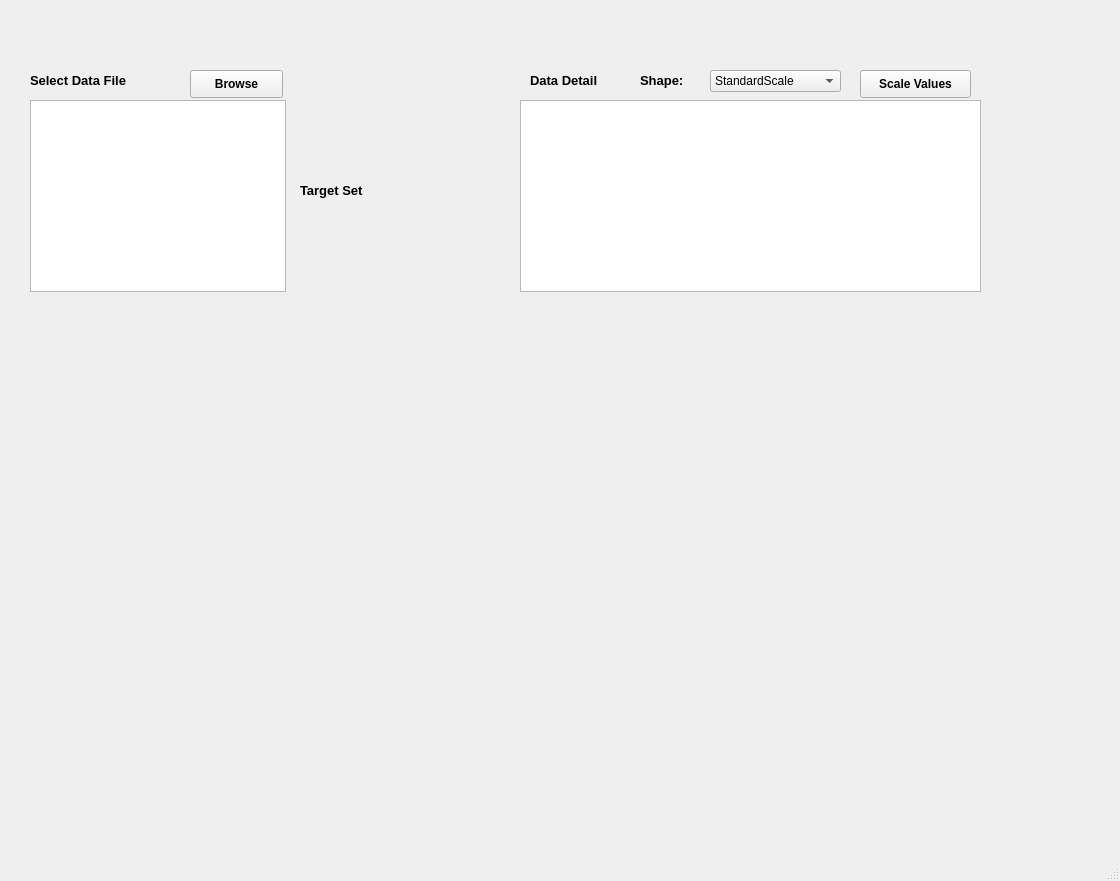
First picture: the form in ui_Files/mainwindow.ui, repository PROMISEJIN/ml_gui, before the edit.
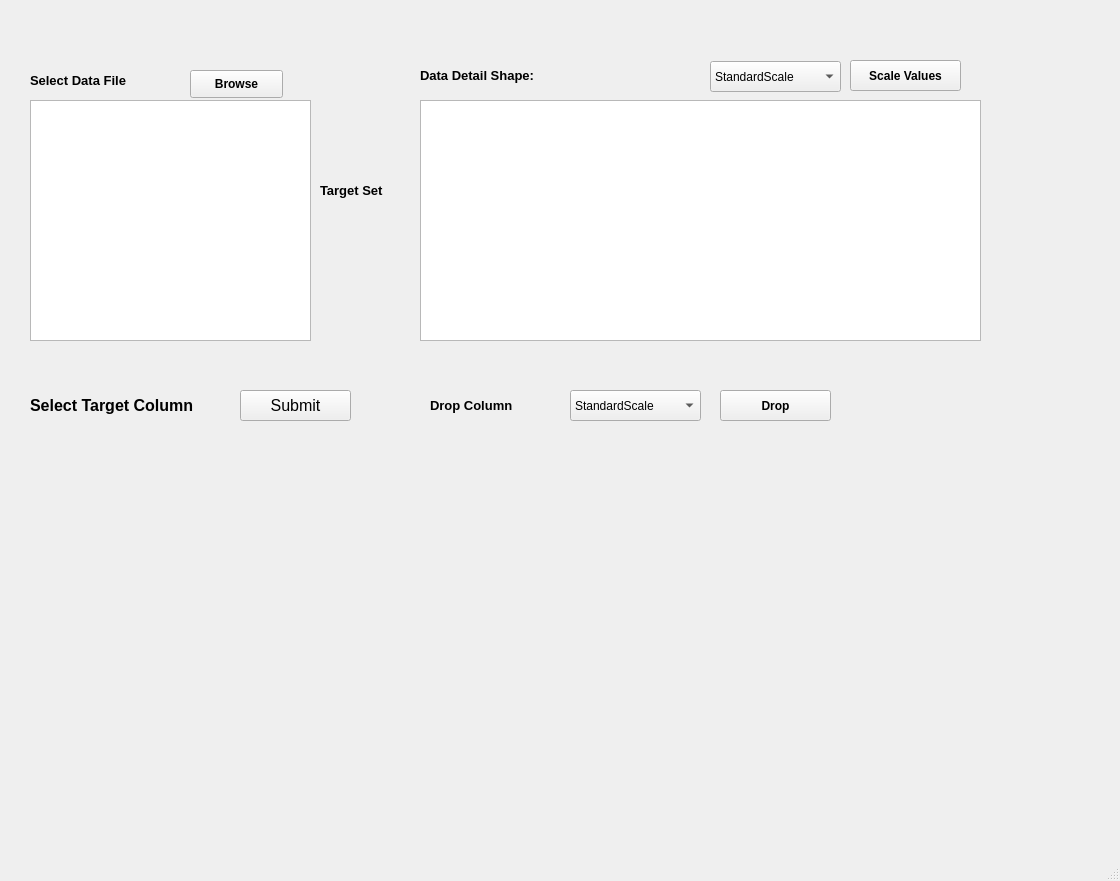
Second picture: the form after the edit.

```diff
--- a/ui_Files/mainwindow.ui
+++ b/ui_Files/mainwindow.ui
@@ -10,6 +10,11 @@
     <height>881</height>
    </rect>
   </property>
+  <property name="font">
+   <font>
+    <family>Arial</family>
+   </font>
+  </property>
   <property name="windowTitle">
    <string>MainWindow</string>
   </property>
@@ -58,42 +63,44 @@
      <rect>
       <x>30</x>
       <y>100</y>
-      <width>256</width>
-      <height>192</height>
+      <width>281</width>
+      <height>241</height>
      </rect>
     </property>
    </widget>
    <widget class="QLabel" name="Shape">
     <property name="geometry">
      <rect>
-      <x>640</x>
-      <y>60</y>
-      <width>141</width>
-      <height>41</height>
+      <x>580</x>
+      <y>50</y>
+      <width>111</width>
+      <height>51</height>
      </rect>
     </property>
     <property name="font">
      <font>
+      <family>Arial</family>
       <pointsize>10</pointsize>
       <weight>75</weight>
       <bold>true</bold>
      </font>
     </property>
     <property name="text">
-     <string>Shape:</string>
+     <string/>
     </property>
    </widget>
    <widget class="QPushButton" name="Scale_btn">
     <property name="geometry">
      <rect>
-      <x>860</x>
-      <y>70</y>
+      <x>850</x>
+      <y>60</y>
       <width>111</width>
-      <height>28</height>
+      <height>31</height>
      </rect>
     </property>
     <property name="font">
      <font>
+      <family>Arial</family>
       <weight>75</weight>
       <bold>true</bold>
      </font>
@@ -105,14 +112,15 @@
    <widget class="QLabel" name="label_2">
     <property name="geometry">
      <rect>
-      <x>300</x>
+      <x>320</x>
       <y>170</y>
-      <width>141</width>
+      <width>111</width>
       <height>41</height>
      </rect>
     </property>
     <property name="font">
      <font>
+      <family>Arial</family>
       <pointsize>10</pointsize>
       <weight>75</weight>
       <bold>true</bold>
@@ -125,30 +133,31 @@
    <widget class="QLabel" name="label_3">
     <property name="geometry">
      <rect>
-      <x>530</x>
-      <y>60</y>
-      <width>141</width>
-      <height>41</height>
+      <x>420</x>
+      <y>50</y>
+      <width>161</width>
+      <height>51</height>
      </rect>
     </property>
     <property name="font">
      <font>
+      <family>Arial</family>
       <pointsize>10</pointsize>
       <weight>75</weight>
       <bold>true</bold>
      </font>
     </property>
     <property name="text">
-     <string>Data Detail</string>
+     <string>Data Detail Shape:</string>
     </property>
    </widget>
    <widget class="QComboBox" name="Scaler">
     <property name="geometry">
      <rect>
       <x>710</x>
-      <y>70</y>
+      <y>61</y>
       <width>131</width>
-      <height>22</height>
+      <height>31</height>
      </rect>
     </property>
     <item>
@@ -167,16 +176,143 @@
      </property>
     </item>
    </widget>
-   <widget class="QListWidget" name="Tableview">
+   <widget class="QTableView" name="tableView">
     <property name="geometry">
      <rect>
-      <x>520</x>
+      <x>420</x>
       <y>100</y>
-      <width>461</width>
-      <height>192</height>
+      <width>561</width>
+      <height>241</height>
      </rect>
     </property>
    </widget>
+   <widget class="QLabel" name="label_4">
+    <property name="geometry">
+     <rect>
+      <x>30</x>
+      <y>390</y>
+      <width>211</width>
+      <height>31</height>
+     </rect>
+    </property>
+    <property name="font">
+     <font>
+      <family>Arial</family>
+      <pointsize>12</pointsize>
+      <weight>75</weight>
+      <bold>true</bold>
+     </font>
+    </property>
+    <property name="text">
+     <string>Select Target Column</string>
+    </property>
+   </widget>
+   <widget class="QPushButton" name="Submit">
+    <property name="geometry">
+     <rect>
+      <x>240</x>
+      <y>390</y>
+      <width>111</width>
+      <height>31</height>
+     </rect>
+    </property>
+    <property name="font">
+     <font>
+      <family>Arial</family>
+      <pointsize>12</pointsize>
+     </font>
+    </property>
+    <property name="text">
+     <string>Submit</string>
+    </property>
+   </widget>
+   <widget class="QLabel" name="target_name">
+    <property name="geometry">
+     <rect>
+      <x>320</x>
+      <y>210</y>
+      <width>91</width>
+      <height>41</height>
+     </rect>
+    </property>
+    <property name="font">
+     <font>
+      <family>Arial</family>
+      <pointsize>10</pointsize>
+      <weight>75</weight>
+      <bold>true</bold>
+     </font>
+    </property>
+    <property name="text">
+     <string/>
+    </property>
+   </widget>
+   <widget class="QLabel" name="label_5">
+    <property name="geometry">
+     <rect>
+      <x>430</x>
+      <y>380</y>
+      <width>111</width>
+      <height>51</height>
+     </rect>
+    </property>
+    <property name="font">
+     <font>
+      <family>Arial</family>
+      <pointsize>10</pointsize>
+      <weight>75</weight>
+      <bold>true</bold>
+     </font>
+    </property>
+    <property name="text">
+     <string>Drop Column </string>
+    </property>
+   </widget>
+   <widget class="QComboBox" name="dropcolumn">
+    <property name="geometry">
+     <rect>
+      <x>570</x>
+      <y>390</y>
+      <width>131</width>
+      <height>31</height>
+     </rect>
+    </property>
+    <item>
+     <property name="text">
+      <string>StandardScale</string>
+     </property>
+    </item>
+    <item>
+     <property name="text">
+      <string>MinMaxScale</string>
+     </property>
+    </item>
+    <item>
+     <property name="text">
+      <string>PowerScale</string>
+     </property>
+    </item>
+   </widget>
+   <widget class="QPushButton" name="drop">
+    <property name="geometry">
+     <rect>
+      <x>720</x>
+      <y>390</y>
+      <width>111</width>
+      <height>31</height>
+     </rect>
+    </property>
+    <property name="font">
+     <font>
+      <family>Arial</family>
+      <weight>75</weight>
+      <bold>true</bold>
+     </font>
+    </property>
+    <property name="text">
+     <string>Drop</string>
+    </property>
+   </widget>
   </widget>
   <widget class="QMenuBar" name="menubar">
    <property name="geometry">
```
Left out of the diff: 4 changed lines with no effect on the pictures.
